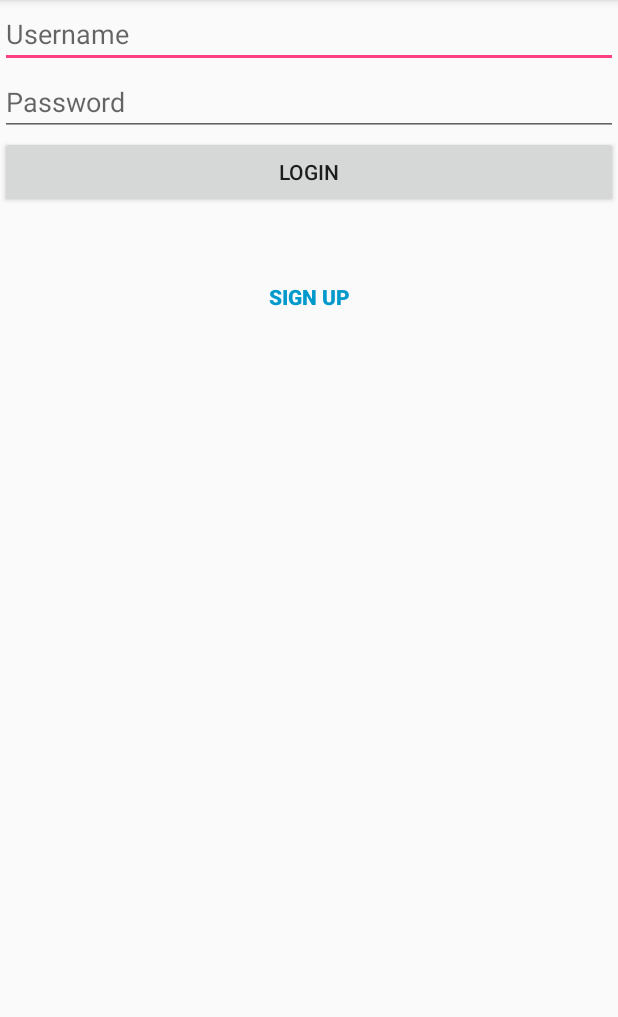
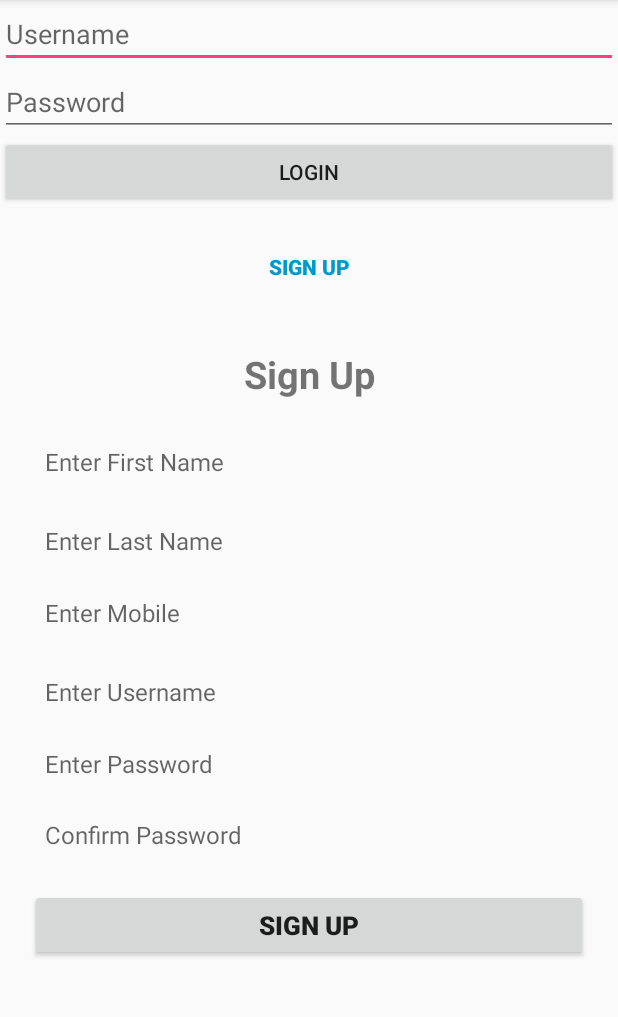
Before and after one commit to pawiromitchel/JoeyD-Android-App, an Android app: the screen it shows after launch (LoginActivity), after a tap on "SIGN UP", on a phone screen of 412 x 824 dp, the part 84-1101 px from its top. Run offline under Robolectric (Android 15) with nearby library versions, the phone set to English and light mode, and no system bars.

Commit message:
SIgn up fragment edited

```diff
--- a/Application/app/src/main/java/sr/unasat/joeyd/LoginActivity.java
+++ b/Application/app/src/main/java/sr/unasat/joeyd/LoginActivity.java
@@ -1,6 +1,9 @@
 package sr.unasat.joeyd;
 
 import android.content.Intent;
+import android.support.v4.app.Fragment;
+import android.support.v4.app.FragmentManager;
+import android.support.v4.app.FragmentTransaction;
 import android.support.v7.app.AppCompatActivity;
 import android.os.Bundle;
 import android.view.View;
@@ -24,7 +27,15 @@ public class LoginActivity extends AppCompatActivity {
 
         usernameEditText = (EditText) findViewById(R.id.usernameEditText);
         passwordEditText = (EditText) findViewById(R.id.passwordEditText);
+        Button signUp = (Button) findViewById(R.id.signUpBtn);
+        signUp.setOnClickListener(new View.OnClickListener() {
+            @Override
+            public void onClick(View view) {
+                loadFragment();
+            }
+        });
     }
+
 
     public void doLogin(View view) {
         joeydDAO = new JoeydDAO(this);
@@ -39,7 +50,18 @@ public class LoginActivity extends AppCompatActivity {
         }
     }
 
-    public void doSignUp(View view){
+    public void goToSignUp(View view){
+        loadFragment();
+    }
 
+    private void loadFragment(){
+       /* FragmentManager manager = getSupportFragmentManager();
+        FragmentTransaction transaction = manager.beginTransaction();
+        transaction.replace(R.id.frameContainer, fragment);
+        transaction.commit();*/
+
+       Intent intent = new Intent();
+        SignUpFragment signUpFragment = new SignUpFragment();
+        getSupportFragmentManager().beginTransaction().replace(R.id.frameContainer, signUpFragment).commit();
     }
 }
--- a/Application/app/src/main/java/sr/unasat/joeyd/SignUpFragment.java
+++ b/Application/app/src/main/java/sr/unasat/joeyd/SignUpFragment.java
@@ -20,7 +20,7 @@ public class SignUpFragment extends Fragment implements View.OnClickListener {
     private static View view;
     private static EditText firstName, lastName, mobileNumber, userName,
         password, confirmPassowrd;
-    private static Button signUpBtn;
+    private static Button signUpBtn_frag;
 
     public SignUpFragment() {
         // Required empty public constructor
@@ -33,7 +33,7 @@ public class SignUpFragment extends Fragment implements View.OnClickListener {
         // Inflate the layout for this fragment
         view = inflater.inflate(R.layout.signup_layout, container, false);
         initViews();
-        signUpBtn.setOnClickListener(this);
+        signUpBtn_frag.setOnClickListener(this);
         return view;
     }
 
@@ -42,16 +42,16 @@ public class SignUpFragment extends Fragment implements View.OnClickListener {
         firstName = (EditText) view.findViewById(R.id.firstName);
         lastName = (EditText) view.findViewById(R.id.lastName);
         mobileNumber = (EditText) view.findViewById(R.id.mobileNumber);
-        password = (EditText) view.findViewById(R.id.password);
         userName = (EditText) view.findViewById(R.id.username);
         password = (EditText) view.findViewById(R.id.password);
         confirmPassowrd = (EditText) view.findViewById(R.id.confirmPassword);
-        signUpBtn = (Button) view.findViewById(R.id.signUpBtn);
+        signUpBtn_frag = (Button) view.findViewById(R.id.fragment_signUp);
     }
 
     @Override
     public void onClick(View view) {
-        signUpBtn.setOnClickListener(this);
+        checkValidation(new User());
+        signUpBtn_frag.setOnClickListener(this);
     }
 
     //Check validation
@@ -73,4 +73,6 @@ public class SignUpFragment extends Fragment implements View.OnClickListener {
                 || getConfirmPassword.equals("")
                 || getConfirmPassword.length() == 0);
         }
+
+
 }
--- a/Application/app/src/main/java/sr/unasat/joeyd/database/JoeydDAO.java
+++ b/Application/app/src/main/java/sr/unasat/joeyd/database/JoeydDAO.java
@@ -24,7 +24,7 @@ public class JoeydDAO extends SQLiteOpenHelper {
     public static final String USER_USERNAME = "username";
     public static final String USER_PASSWORD = "password";
 
-    private static final String SQL_USER_TABLE_QUERY = "create table user (id INTEGER PRIMARY KEY, first_name STRING, last_name STRING, username STRING NOT NULL UNIQUE, password STRING NOT NULL)";
+    private static final String SQL_USER_TABLE_QUERY = "create table user (id INTEGER PRIMARY KEY, first_name STRING, last_name STRING, mobile_number STRING, username STRING NOT NULL UNIQUE, password STRING NOT NULL)";
     private static final String SQL_DISH_TABLE_QUERY = "create table dish (id INTEGER PRIMARY KEY, name STRING NOT NULL UNIQUE, price STRING NOT NULL, special INTEGER NOT NULL)";
     private static final String SQL_ORDER_ITEM_TABLE_QUERY = "create table order_item (id INTEGER PRIMARY KEY, dish_id INTEGER, quantity DOUBLE, user_id INTEGER, datetime TIMESTAMP, FOREIGN KEY(dish_id) REFERENCES dish(id), FOREIGN KEY(user_id) REFERENCES user(id))";
     private static final String SQL_RECEIPT_TABLE_QUERY = "create table receipt (id INTEGER PRIMARY KEY, total_price DOUBLE)";
@@ -97,7 +97,8 @@ public class JoeydDAO extends SQLiteOpenHelper {
         String sql = String.format("select * from %s", USER_TABLE);
         Cursor cursor = db.rawQuery(sql, null);
         if (cursor.moveToFirst()) {
-            user = new User(cursor.getInt(0), cursor.getString(1), cursor.getString(2), cursor.getString(3), cursor.getString(4), cursor.getString(5));
+            user = new User(cursor.getInt(0), cursor.getString(1), cursor.getString(2),
+                    cursor.getString(3), cursor.getString(4), cursor.getString(5));
         }
         db.close();
         return user;
--- a/Application/app/src/main/java/sr/unasat/joeyd/entity/User.java
+++ b/Application/app/src/main/java/sr/unasat/joeyd/entity/User.java
@@ -20,7 +20,6 @@ public class User {
         this.firstName = firstName;
         this.lastName = lastName;
         this.mobileNumber = mobileNumber;
-        this.userName = userName;
         this.userName = userName;
         this.password = password;
     }
--- a/Application/app/src/main/res/layout/activity_login.xml
+++ b/Application/app/src/main/res/layout/activity_login.xml
@@ -35,8 +35,8 @@
         style="@style/Widget.AppCompat.Button.Borderless"
         android:layout_width="match_parent"
         android:layout_height="wrap_content"
-        android:layout_marginTop="35dp"
-        android:onClick="doSignUp"
+        android:layout_marginTop="15dp"
+        android:onClick="goToSignUp"
         android:text="Sign Up"
         android:textAlignment="center"
         android:textColor="@android:color/holo_blue_dark"
@@ -46,6 +46,6 @@
     <FrameLayout
         android:id="@+id/frameContainer"
         android:layout_width="match_parent"
-        android:layout_height="match_parent"/>
+        android:layout_height="match_parent" />
 
 </LinearLayout>
--- a/Application/app/src/main/res/layout/signup_layout.xml
+++ b/Application/app/src/main/res/layout/signup_layout.xml
@@ -108,7 +108,8 @@
         android:textSize="16sp" />
 
     <Button
-        android:id="@+id/signUpBtn"
+        android:id="@+id/fragment_signUp"
+        android:onClick="signUp"
         android:layout_width="fill_parent"
         android:layout_height="wrap_content"
         android:layout_marginTop="15dp"
```
